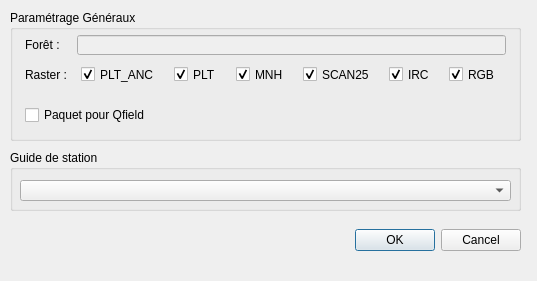
Old version of the form dialogs/pedology_create/pedology_create.ui in the repository paul-carteron/Qracines.
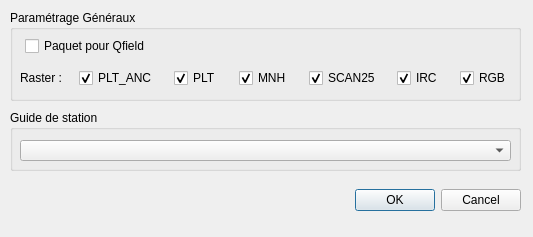
New version of the form. Custom widgets are drawn as their Qt base class.

What changed in the file:
```diff
--- a/dialogs/pedology_create/pedology_create.ui
+++ b/dialogs/pedology_create/pedology_create.ui
@@ -6,8 +6,8 @@
    <rect>
     <x>0</x>
     <y>0</y>
-    <width>537</width>
-    <height>281</height>
+    <width>533</width>
+    <height>237</height>
    </rect>
   </property>
   <property name="windowTitle">
@@ -17,7 +17,7 @@
    <property name="geometry">
     <rect>
      <x>10</x>
-     <y>150</y>
+     <y>110</y>
      <width>511</width>
      <height>61</height>
     </rect>
@@ -42,7 +42,7 @@
      <x>10</x>
      <y>10</y>
      <width>511</width>
-     <height>131</height>
+     <height>91</height>
     </rect>
    </property>
    <property name="title">
@@ -54,34 +54,83 @@
       <x>10</x>
       <y>20</y>
       <width>491</width>
-      <height>59</height>
+      <height>60</height>
      </rect>
     </property>
-    <layout class="QGridLayout" name="gridLayout">
-     <property name="leftMargin">
-      <number>5</number>
-     </property>
-     <property name="topMargin">
-      <number>5</number>
-     </property>
-     <property name="rightMargin">
-      <number>5</number>
-     </property>
-     <property name="bottomMargin">
-      <number>5</number>
-     </property>
-     <property name="spacing">
-      <number>10</number>
-     </property>
-     <item row="0" column="0">
-      <widget class="QLabel" name="label_layers_1">
-       <property name="text">
-        <string>Forêt :</string>
+    <layout class="QVBoxLayout" name="verticalLayout">
+     <item>
+      <layout class="QGridLayout" name="gridLayout_2">
+       <property name="leftMargin">
+        <number>5</number>
        </property>
-      </widget>
+       <property name="topMargin">
+        <number>5</number>
+       </property>
+       <property name="rightMargin">
+        <number>5</number>
+       </property>
+       <property name="bottomMargin">
+        <number>5</number>
+       </property>
+       <property name="spacing">
+        <number>10</number>
+       </property>
+       <item row="0" column="0">
+        <widget class="QCheckBox" name="cb_package_for_qfield">
+         <property name="toolTip">
+          <string extracomment="Lorsque la case est cochée, le projet est empaqueté pour QField, compressé en ZIP et déposé dans le répertoire de sortie"/>
+         </property>
+         <property name="statusTip">
+          <string/>
+         </property>
+         <property name="text">
+          <string>Paquet pour Qfield</string>
+         </property>
+         <property name="checked">
+          <bool>false</bool>
+         </property>
+        </widget>
+       </item>
+       <item row="0" column="1">
+        <widget class="QgsFileWidget" name="fw_outdir">
+         <property name="toolTip">
+          <string/>
+         </property>
+         <property name="options">
+          <set>QFileDialog::ShowDirsOnly</set>
+         </property>
+        </widget>
+       </item>
+      </layout>
      </item>
-     <item row="1" column="1">
+     <item>
       <layout class="QHBoxLayout" name="horizontalLayout_2">
+       <item>
+        <widget class="QLabel" name="label_layers_3">
+         <property name="sizePolicy">
+          <sizepolicy hsizetype="Fixed" vsizetype="Preferred">
+           <horstretch>0</horstretch>
+           <verstretch>0</verstretch>
+          </sizepolicy>
+         </property>
+         <property name="text">
+          <string>Raster :</string>
+         </property>
+        </widget>
+       </item>
+       <item>
+        <spacer name="horizontalSpacer_2">
+         <property name="orientation">
+          <enum>Qt::Horizontal</enum>
+         </property>
+         <property name="sizeHint" stdset="0">
+          <size>
+           <width>40</width>
+           <height>20</height>
+          </size>
+         </property>
+        </spacer>
+       </item>
        <item>
         <widget class="QCheckBox" name="cb_plt_anc">
          <property name="sizePolicy">
@@ -101,6 +150,19 @@
          </property>
         </widget>
        </item>
+       <item>
+        <spacer name="horizontalSpacer_3">
+         <property name="orientation">
+          <enum>Qt::Horizontal</enum>
+         </property>
+         <property name="sizeHint" stdset="0">
+          <size>
+           <width>40</width>
+           <height>20</height>
+          </size>
+         </property>
+        </spacer>
+       </item>
        <item>
         <widget class="QCheckBox" name="cb_plt">
          <property name="sizePolicy">
@@ -117,6 +179,19 @@
          </property>
         </widget>
        </item>
+       <item>
+        <spacer name="horizontalSpacer_4">
+         <property name="orientation">
+          <enum>Qt::Horizontal</enum>
+         </property>
+         <property name="sizeHint" stdset="0">
+          <size>
+           <width>40</width>
+           <height>20</height>
+          </size>
+         </property>
+        </spacer>
+       </item>
        <item>
         <widget class="QCheckBox" name="cb_mnh">
          <property name="sizePolicy">
@@ -133,6 +208,19 @@
          </property>
         </widget>
        </item>
+       <item>
+        <spacer name="horizontalSpacer_5">
+         <property name="orientation">
+          <enum>Qt::Horizontal</enum>
+         </property>
+         <property name="sizeHint" stdset="0">
+          <size>
+           <width>40</width>
+           <height>20</height>
+          </size>
+         </property>
+        </spacer>
+       </item>
        <item>
         <widget class="QCheckBox" name="cb_scan25">
          <property name="sizePolicy">
@@ -149,6 +237,19 @@
          </property>
         </widget>
        </item>
+       <item>
+        <spacer name="horizontalSpacer_6">
+         <property name="orientation">
+          <enum>Qt::Horizontal</enum>
+         </property>
+         <property name="sizeHint" stdset="0">
+          <size>
+           <width>40</width>
+           <height>20</height>
+          </size>
+         </property>
+        </spacer>
+       </item>
        <item>
         <widget class="QCheckBox" name="cb_irc">
          <property name="sizePolicy">
@@ -165,6 +266,19 @@
          </property>
         </widget>
        </item>
+       <item>
+        <spacer name="horizontalSpacer_7">
+         <property name="orientation">
+          <enum>Qt::Horizontal</enum>
+         </property>
+         <property name="sizeHint" stdset="0">
+          <size>
+           <width>40</width>
+           <height>20</height>
+          </size>
+         </property>
+        </spacer>
+       </item>
        <item>
         <widget class="QCheckBox" name="cb_rgb">
          <property name="sizePolicy">
@@ -183,79 +297,6 @@
        </item>
       </layout>
      </item>
-     <item row="1" column="0">
-      <widget class="QLabel" name="label_layers_3">
-       <property name="sizePolicy">
-        <sizepolicy hsizetype="Fixed" vsizetype="Preferred">
-         <horstretch>0</horstretch>
-         <verstretch>0</verstretch>
-        </sizepolicy>
-       </property>
-       <property name="text">
-        <string>Raster :</string>
-       </property>
-      </widget>
-     </item>
-     <item row="0" column="1">
-      <widget class="QLineEdit" name="le_forest_name">
-       <property name="enabled">
-        <bool>false</bool>
-       </property>
-      </widget>
-     </item>
-    </layout>
-   </widget>
-   <widget class="QWidget" name="gridLayoutWidget_2">
-    <property name="geometry">
-     <rect>
-      <x>10</x>
-      <y>90</y>
-      <width>491</width>
-      <height>31</height>
-     </rect>
-    </property>
-    <layout class="QGridLayout" name="gridLayout_2">
-     <property name="leftMargin">
-      <number>5</number>
-     </property>
-     <property name="topMargin">
-      <number>5</number>
-     </property>
-     <property name="rightMargin">
-      <number>5</number>
-     </property>
-     <property name="bottomMargin">
-      <number>5</number>
-     </property>
-     <property name="spacing">
-      <number>10</number>
-     </property>
-     <item row="0" column="0">
-      <widget class="QCheckBox" name="cb_package_for_qfield">
-       <property name="toolTip">
-        <string extracomment="Lorsque la case est cochée, le projet est empaqueté pour QField, compressé en ZIP et déposé dans le répertoire de sortie"/>
-       </property>
-       <property name="statusTip">
-        <string/>
-       </property>
-       <property name="text">
-        <string>Paquet pour Qfield</string>
-       </property>
-       <property name="checked">
-        <bool>false</bool>
-       </property>
-      </widget>
-     </item>
-     <item row="0" column="1">
-      <widget class="QgsFileWidget" name="fw_outdir">
-       <property name="toolTip">
-        <string/>
-       </property>
-       <property name="options">
-        <set>QFileDialog::ShowDirsOnly</set>
-       </property>
-      </widget>
-     </item>
     </layout>
    </widget>
   </widget>
@@ -263,7 +304,7 @@
    <property name="geometry">
     <rect>
      <x>10</x>
-     <y>220</y>
+     <y>180</y>
      <width>511</width>
      <height>41</height>
     </rect>
```
Left out of the diff: 7 changed lines with no effect on the pictures.
